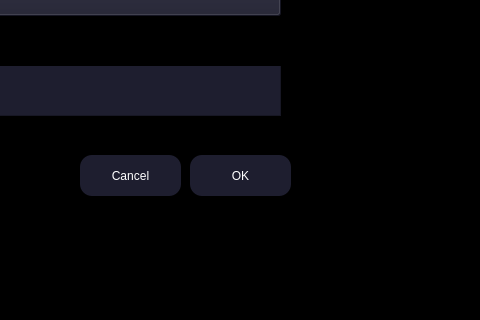
Qt form audio_editor/createprojectwindow.ui (IrynaMatuliak/AudioEditor) before a commit; both pictures show x 590 to 1070 and y 365 to 685 of the 1070 by 685 pixel window.
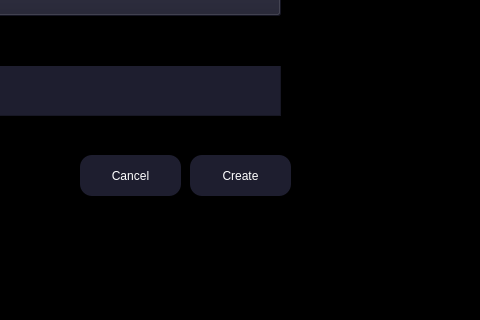
The same form after that commit.

```diff
--- a/audio_editor/createprojectwindow.ui
+++ b/audio_editor/createprojectwindow.ui
@@ -107,7 +107,7 @@
 }</string>
     </property>
     <property name="text">
-     <string>OK</string>
+     <string>Create</string>
     </property>
    </widget>
    <widget class="QTextEdit" name="projectNameInput">
```
Left out of the diff: 4 changed lines with no effect on the pictures.
